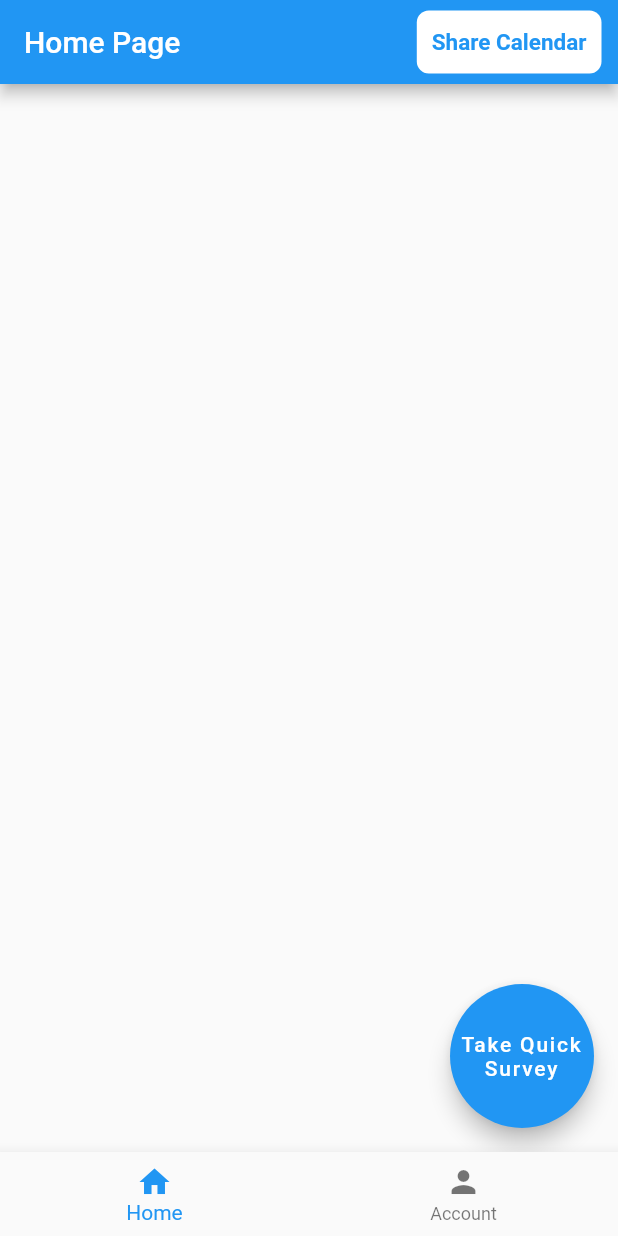
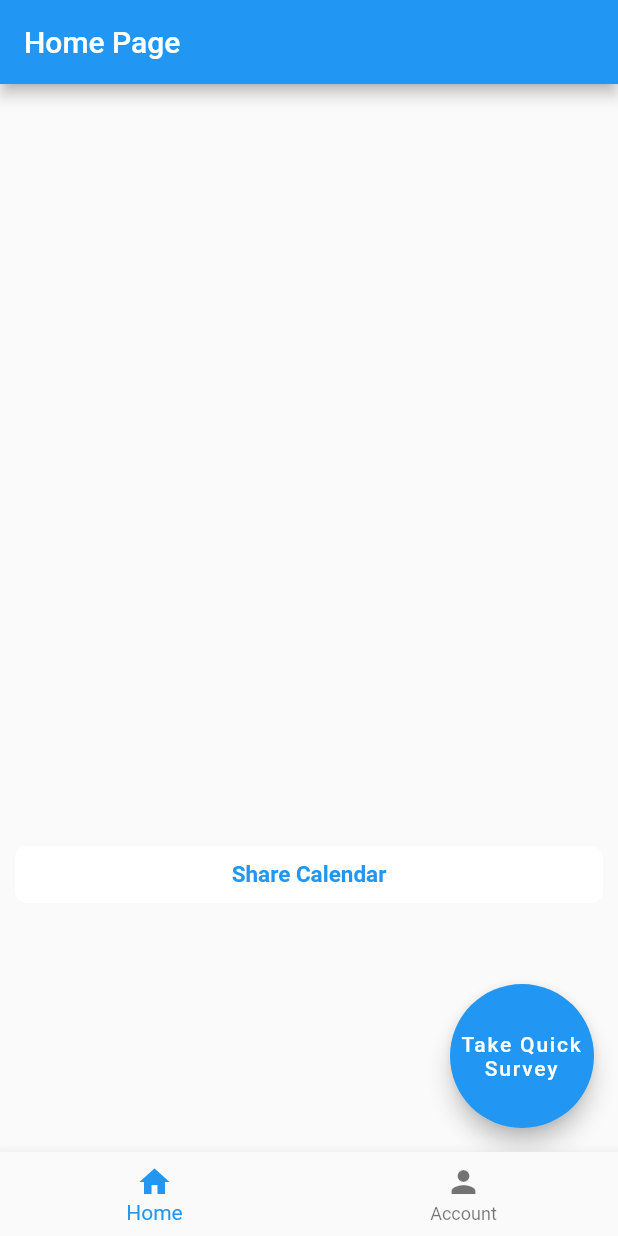
Before and after one commit to AmalSresh/PlanUp, a Flutter app: the screen it shows once a user with an empty profile is signed in, on a phone screen of 412 x 824 dp. Run offline on Flutter 3.47's test engine with Material 2 defaults, Android fonts, the phone set to English and light mode, and no system bars; our stand-ins replace firebase_auth, firebase_core, flutter_signin_button, google_sign_in; accounts and stored records are empty.

Commit message:
Fixed bugs, Button now populates on the home page

```diff
--- a/lib/pages/home_page.dart
+++ b/lib/pages/home_page.dart
@@ -23,14 +23,19 @@ class HomePage extends StatelessWidget {
     return Scaffold(
       appBar: AppBar(
         title: const Text("Home Page"),
-        actions: [
-          Container(
-            margin: const EdgeInsets.symmetric(horizontal: 1.0, vertical: 7.0),
-            child: CalendarButton(
-            onTap: () {},
-            ),
-          ),
-        ],
+      ),
+      body: Center(
+        child:Column(
+          mainAxisAlignment: MainAxisAlignment.spaceAround,
+          children: [
+            SizedBox(height: 10),
+            CalendarButton(
+              onTap: () {
+                //Share Calendar Logic
+              }
+            )
+          ]
+        )
       ),
       floatingActionButton: FloatingActionButton.large(
         onPressed: () {
```
